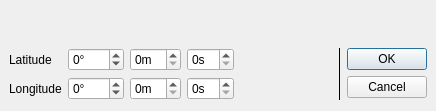
The window that qt5/modifylocation.ui (EthanChappel/Ecliptic) describes before a commit, drawn with Qt 5.
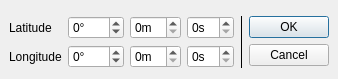
The same window after the commit.

Commit message: Changed geometry of window

Diff of the .ui file:
```diff
--- a/qt5/modifylocation.ui
+++ b/qt5/modifylocation.ui
@@ -7,8 +7,8 @@
    <rect>
     <x>0</x>
     <y>0</y>
-    <width>436</width>
-    <height>111</height>
+    <width>318</width>
+    <height>79</height>
    </rect>
   </property>
   <property name="windowTitle">
```
